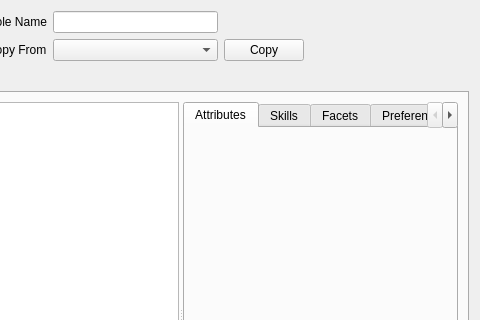
First picture: the form in src/roledialog.ui, repository Dwarf-Therapist/Dwarf-Therapist, before the edit; both pictures show x 189 to 669 and y 0 to 320 of the 669 by 665 pixel window.
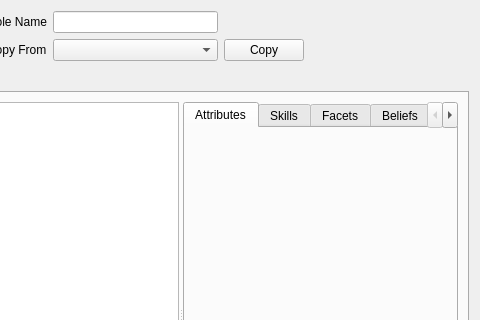
Second picture: the form after the edit. Icons and pictures are not drawn. Custom widgets are drawn as their Qt base class.

Commit message:
Add belief and goal in roles
and more role refactoring mostly to avoid more code duplication from
added role aspect type.

Also changed the way negative role aspect are stored in inis: use a
separate use_neg field instead of storing it in the aspect name.

Patch:
```diff
--- a/src/roledialog.ui
+++ b/src/roledialog.ui
@@ -68,6 +68,22 @@
             <string>Facets</string>
            </attribute>
           </widget>
+          <widget class="SearchFilterTreeView" name="belief_list">
+           <property name="expand_collapse_hidden" stdset="0">
+            <bool>true</bool>
+           </property>
+           <attribute name="title">
+            <string>Beliefs</string>
+           </attribute>
+          </widget>
+          <widget class="SearchFilterTreeView" name="goal_list">
+           <property name="expand_collapse_hidden" stdset="0">
+            <bool>true</bool>
+           </property>
+           <attribute name="title">
+            <string>Goals</string>
+           </attribute>
+          </widget>
           <widget class="SearchFilterTreeView" name="preference_list">
            <attribute name="title">
             <string>Preferences</string>
```
Left out of the diff: 6 changed lines with no effect on the pictures. The commit also changes 22 other files.
